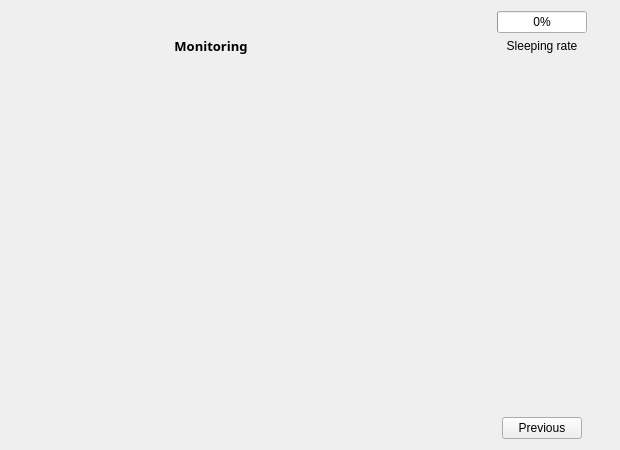
Qt form ui/monitorpage.ui (veda-team4/DMS) before a commit.
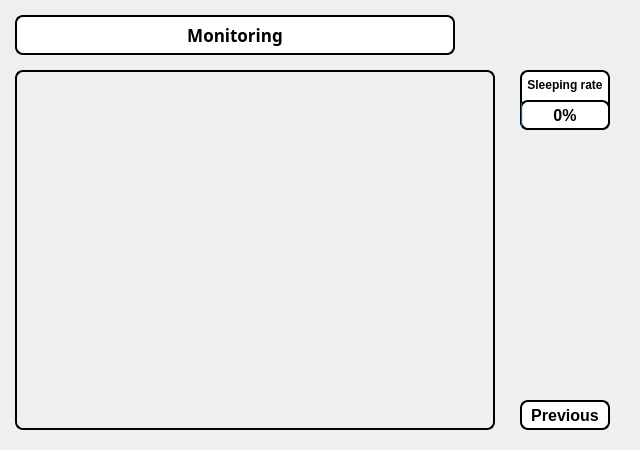
The same form after that commit.

Commit message: ui 디자인 완성

```diff
--- a/ui/monitorpage.ui
+++ b/ui/monitorpage.ui
@@ -6,7 +6,7 @@
    <rect>
     <x>0</x>
     <y>0</y>
-    <width>620</width>
+    <width>640</width>
     <height>450</height>
    </rect>
   </property>
@@ -18,163 +18,217 @@
   </property>
   <property name="minimumSize">
    <size>
-    <width>620</width>
-    <height>450</height>
+    <width>0</width>
+    <height>0</height>
    </size>
   </property>
   <property name="maximumSize">
    <size>
-    <width>620</width>
-    <height>450</height>
+    <width>16777215</width>
+    <height>16777215</height>
    </size>
   </property>
   <property name="windowTitle">
    <string>Form</string>
   </property>
-  <layout class="QHBoxLayout" name="horizontalLayout">
-   <item>
-    <layout class="QVBoxLayout" name="verticalLayout">
-     <item>
-      <widget class="QLabel" name="infoLabel">
-       <property name="sizePolicy">
-        <sizepolicy hsizetype="Expanding" vsizetype="Fixed">
-         <horstretch>0</horstretch>
-         <verstretch>0</verstretch>
-        </sizepolicy>
-       </property>
-       <property name="minimumSize">
-        <size>
-         <width>360</width>
-         <height>0</height>
-        </size>
-       </property>
-       <property name="maximumSize">
-        <size>
-         <width>360</width>
+  <widget class="QPushButton" name="previousButton">
+   <property name="geometry">
+    <rect>
+     <x>520</x>
+     <y>400</y>
+     <width>90</width>
          <height>30</height>
+    </rect>
+   </property>
+   <property name="maximumSize">
+    <size>
+     <width>16777215</width>
+     <height>16777215</height>
         </size>
        </property>
        <property name="font">
         <font>
-         <family>NanumGothic</family>
-         <pointsize>10</pointsize>
+     <pointsize>12</pointsize>
          <bold>true</bold>
         </font>
        </property>
-       <property name="text">
-        <string>Monitoring</string>
-       </property>
-       <property name="alignment">
-        <set>Qt::AlignCenter</set>
-       </property>
-      </widget>
-     </item>
-     <item>
-      <widget class="QLabel" name="videoLabel">
-       <property name="sizePolicy">
-        <sizepolicy hsizetype="Fixed" vsizetype="Fixed">
-         <horstretch>0</horstretch>
-         <verstretch>0</verstretch>
-        </sizepolicy>
-       </property>
-       <property name="minimumSize">
-        <size>
-         <width>440</width>
-         <height>330</height>
-        </size>
-       </property>
-       <property name="maximumSize">
-        <size>
-         <width>360</width>
-         <height>270</height>
-        </size>
-       </property>
+   <property name="styleSheet">
+    <string notr="true">QPushButton {
+    border: 2px solid black;
+    border-radius: 8px;
+    background-color: white;
+    outline: none;
+}
+
+QPushButton:focus {
+    outline: none;
+}
+
+QPushButton:pressed {
+    background-color: #e0e0e0;
+}</string>
+   </property>
        <property name="text">
-        <string/>
-       </property>
-       <property name="alignment">
-        <set>Qt::AlignCenter</set>
-       </property>
-      </widget>
-     </item>
-    </layout>
-   </item>
-   <item>
-    <layout class="QVBoxLayout" name="verticalLayout_2">
-     <item>
-      <layout class="QVBoxLayout" name="verticalLayout_3">
-       <property name="spacing">
-        <number>6</number>
-       </property>
-       <property name="bottomMargin">
-        <number>0</number>
-       </property>
-       <item>
+    <string>Previous</string>
+   </property>
+  </widget>
         <widget class="QProgressBar" name="sleepingBar">
+   <property name="geometry">
+    <rect>
+     <x>520</x>
+     <y>100</y>
+     <width>90</width>
+     <height>30</height>
+    </rect>
+   </property>
          <property name="maximumSize">
           <size>
            <width>90</width>
            <height>16777215</height>
           </size>
          </property>
+   <property name="font">
+    <font>
+     <pointsize>12</pointsize>
+     <bold>true</bold>
+    </font>
+   </property>
+   <property name="styleSheet">
+    <string notr="true">border: 2px solid black;
+border-radius: 8px;
+background-color: white;
+outline: none;</string>
+   </property>
          <property name="value">
           <number>0</number>
          </property>
-        </widget>
-       </item>
-       <item>
-        <widget class="QLabel" name="label">
-         <property name="maximumSize">
-          <size>
-           <width>16777215</width>
-           <height>30</height>
-          </size>
+   <property name="alignment">
+    <set>Qt::AlignCenter</set>
+   </property>
+  </widget>
+  <widget class="QLabel" name="sleepingRateLabel">
+   <property name="geometry">
+    <rect>
+     <x>520</x>
+     <y>70</y>
+     <width>90</width>
+     <height>60</height>
+    </rect>
+   </property>
+   <property name="font">
+    <font>
+     <pointsize>9</pointsize>
+     <bold>true</bold>
+    </font>
+   </property>
+   <property name="styleSheet">
+    <string notr="true">border: 2px solid black;
+border-radius: 8px;
+background-color: white;
+outline: none;
+padding-top: 3px;</string>
          </property>
          <property name="text">
           <string>Sleeping rate</string>
          </property>
          <property name="alignment">
-          <set>Qt::AlignCenter</set>
-         </property>
-        </widget>
-       </item>
-       <item>
-        <spacer name="verticalSpacer">
-         <property name="orientation">
-          <enum>Qt::Vertical</enum>
-         </property>
-         <property name="sizeHint" stdset="0">
-          <size>
-           <width>20</width>
+    <set>Qt::AlignHCenter|Qt::AlignTop</set>
+   </property>
+   <property name="margin">
+    <number>0</number>
+   </property>
+  </widget>
+  <widget class="QLabel" name="infoLabel">
+   <property name="geometry">
+    <rect>
+     <x>15</x>
+     <y>15</y>
+     <width>440</width>
            <height>40</height>
-          </size>
-         </property>
-        </spacer>
-       </item>
-      </layout>
-     </item>
-     <item alignment="Qt::AlignHCenter">
-      <widget class="QPushButton" name="previousButton">
+    </rect>
+   </property>
        <property name="sizePolicy">
         <sizepolicy hsizetype="Expanding" vsizetype="Fixed">
          <horstretch>0</horstretch>
          <verstretch>0</verstretch>
         </sizepolicy>
        </property>
+   <property name="minimumSize">
+    <size>
+     <width>0</width>
+     <height>0</height>
+    </size>
+   </property>
        <property name="maximumSize">
         <size>
-         <width>100</width>
+     <width>16777215</width>
          <height>16777215</height>
         </size>
        </property>
+   <property name="font">
+    <font>
+     <family>Sans Serif</family>
+     <pointsize>13</pointsize>
+     <bold>true</bold>
+    </font>
+   </property>
+   <property name="styleSheet">
+    <string notr="true">border: 2px solid black;
+border-radius: 8px;
+background-color: white;
+outline: none;</string>
+   </property>
        <property name="text">
-        <string>Previous</string>
-       </property>
-      </widget>
-     </item>
-    </layout>
-   </item>
-  </layout>
+    <string>Monitoring</string>
+   </property>
+   <property name="alignment">
+    <set>Qt::AlignCenter</set>
+   </property>
+  </widget>
+  <widget class="QLabel" name="videoLabel">
+   <property name="geometry">
+    <rect>
+     <x>15</x>
+     <y>70</y>
+     <width>480</width>
+     <height>360</height>
+    </rect>
+   </property>
+   <property name="sizePolicy">
+    <sizepolicy hsizetype="Fixed" vsizetype="Fixed">
+     <horstretch>0</horstretch>
+     <verstretch>0</verstretch>
+    </sizepolicy>
+   </property>
+   <property name="minimumSize">
+    <size>
+     <width>0</width>
+     <height>0</height>
+    </size>
+   </property>
+   <property name="maximumSize">
+    <size>
+     <width>16777215</width>
+     <height>16777215</height>
+    </size>
+   </property>
+   <property name="styleSheet">
+    <string notr="true">border: 2px solid black;
+border-radius: 8px;
+outline: none;</string>
+   </property>
+   <property name="text">
+    <string/>
+   </property>
+   <property name="alignment">
+    <set>Qt::AlignCenter</set>
+   </property>
+  </widget>
+  <zorder></zorder>
+  <zorder></zorder>
+  <zorder>previousButton</zorder>
+  <zorder>sleepingRateLabel</zorder>
+  <zorder>sleepingBar</zorder>
  </widget>
  <resources/>
  <connections/>
```
Lines whose indentation alone changed are shown as unchanged. The commit also changes 6 other files.
